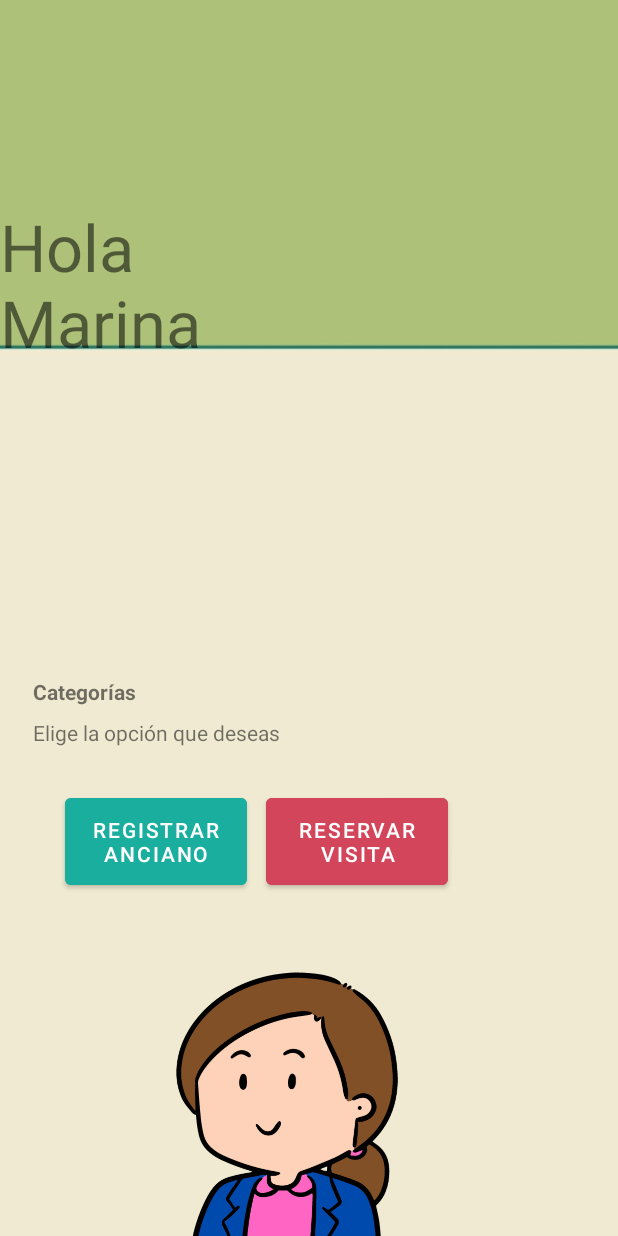
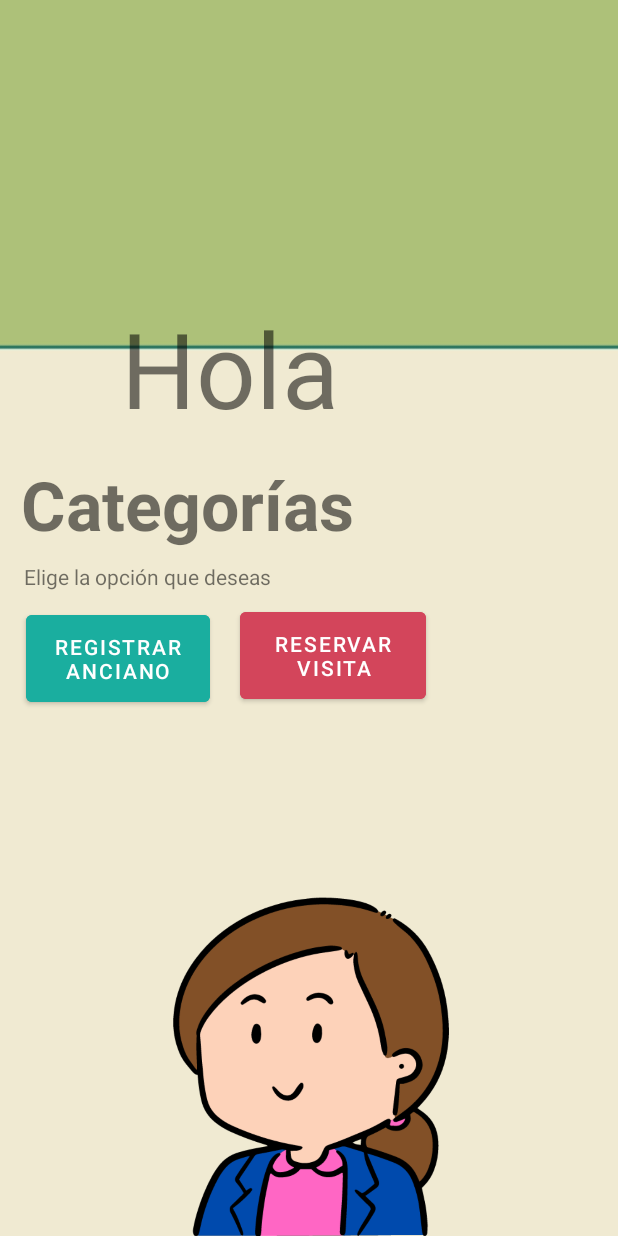
Before and after one commit to SistemasDaniel01/Anciano, an Android app: the Cliente screen opened directly, with no data from a screen before it, on a phone screen of 412 x 824 dp. Run offline under Robolectric (Android 15) with nearby library versions, the phone set to English and light mode, and no system bars.

Commit message:
hago el commit

```diff
--- a/app/src/main/res/layout/activity_cliente.xml
+++ b/app/src/main/res/layout/activity_cliente.xml
@@ -8,8 +8,6 @@
     tools:context=".MainActivity">
 
 
-
-
     <TextView
         android:id="@+id/textView4"
         android:layout_width="wrap_content"
@@ -17,11 +15,12 @@
         android:layout_alignParentStart="true"
         android:layout_alignParentEnd="true"
         android:layout_alignParentBottom="true"
-        android:layout_marginStart="22dp"
+        android:layout_marginStart="14dp"
         android:layout_marginTop="5dp"
-        android:layout_marginEnd="300dp"
-        android:layout_marginBottom="353dp"
+        android:layout_marginEnd="46dp"
+        android:layout_marginBottom="457dp"
         android:text="Categorías"
+        android:textSize="45dp"
         android:textStyle="bold" />
 
     <TextView
@@ -31,10 +30,10 @@
         android:layout_alignParentStart="true"
         android:layout_alignParentEnd="true"
         android:layout_alignParentBottom="true"
-        android:layout_marginStart="22dp"
+        android:layout_marginStart="16dp"
         android:layout_marginTop="5dp"
-        android:layout_marginEnd="200dp"
-        android:layout_marginBottom="326dp"
+        android:layout_marginEnd="206dp"
+        android:layout_marginBottom="430dp"
         android:text="Elige la opción que deseas" />
 
     <com.google.android.material.button.MaterialButton
@@ -44,9 +43,9 @@
         android:layout_alignParentStart="true"
         android:layout_alignParentEnd="true"
         android:layout_alignParentBottom="true"
-        android:layout_marginStart="43dp"
-        android:layout_marginEnd="247dp"
-        android:layout_marginBottom="228dp"
+        android:layout_marginStart="17dp"
+        android:layout_marginEnd="272dp"
+        android:layout_marginBottom="350dp"
         android:backgroundTint="@color/Abuelo5"
         android:text="Registrar Anciano" />
 
@@ -57,34 +56,35 @@
         android:layout_alignParentStart="true"
         android:layout_alignParentEnd="true"
         android:layout_alignParentBottom="true"
-        android:layout_marginStart="177dp"
-        android:layout_marginEnd="113dp"
-        android:layout_marginBottom="228dp"
+        android:layout_marginStart="160dp"
+        android:layout_marginEnd="128dp"
+        android:layout_marginBottom="352dp"
         android:backgroundTint="@color/Abuelo6"
         android:text="Reservar Visita" />
 
     <ImageView
         android:id="@+id/imageView5"
-        android:layout_width="183dp"
-        android:layout_height="182dp"
+        android:layout_width="226dp"
+        android:layout_height="237dp"
         android:layout_alignParentStart="true"
         android:layout_alignParentEnd="true"
         android:layout_alignParentBottom="true"
         android:layout_marginStart="94dp"
-        android:layout_marginEnd="123dp"
+        android:layout_marginEnd="91dp"
         android:layout_marginBottom="-6dp"
         app:srcCompat="@drawable/cliente" />
 
     <TextView
         android:id="@+id/textView6"
-        android:layout_width="wrap_content"
-        android:layout_height="wrap_content"
+        android:layout_width="230dp"
+        android:layout_height="80dp"
         android:layout_alignParentEnd="true"
         android:layout_alignParentBottom="true"
-        android:layout_marginEnd="241dp"
-        android:layout_marginBottom="580dp"
+        android:layout_marginTop="140dp"
+        android:layout_marginEnd="101dp"
+        android:layout_marginBottom="545dp"
         android:text="Hola Marina"
-        android:textSize="65px" />
+        android:textSize="105px" />
 
 
 </RelativeLayout>
--- a/app/src/main/res/layout/activity_inicio.xml
+++ b/app/src/main/res/layout/activity_inicio.xml
@@ -64,13 +64,13 @@
 
     <ImageView
         android:id="@+id/imageView5"
-        android:layout_width="183dp"
-        android:layout_height="182dp"
+        android:layout_width="250dp"
+        android:layout_height="243dp"
         android:layout_alignParentStart="true"
         android:layout_alignParentEnd="true"
         android:layout_alignParentBottom="true"
         android:layout_marginStart="94dp"
-        android:layout_marginEnd="123dp"
+        android:layout_marginEnd="67dp"
         android:layout_marginBottom="-6dp"
         app:srcCompat="@drawable/doctor" />
 
```
